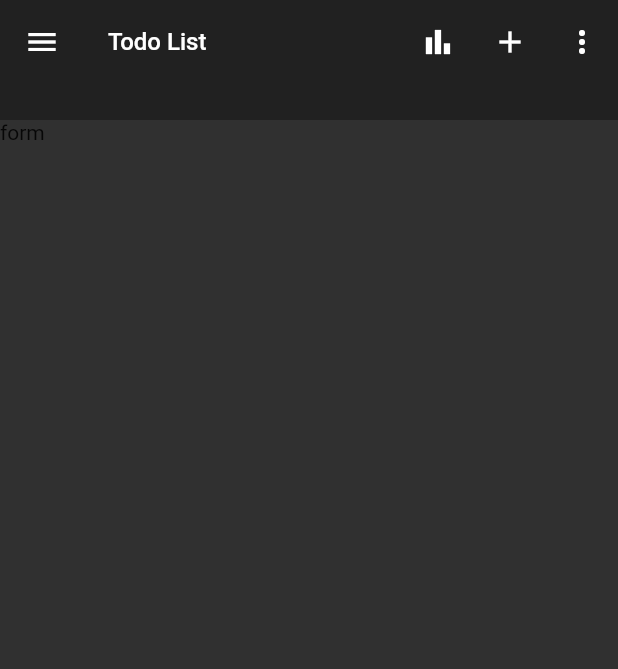
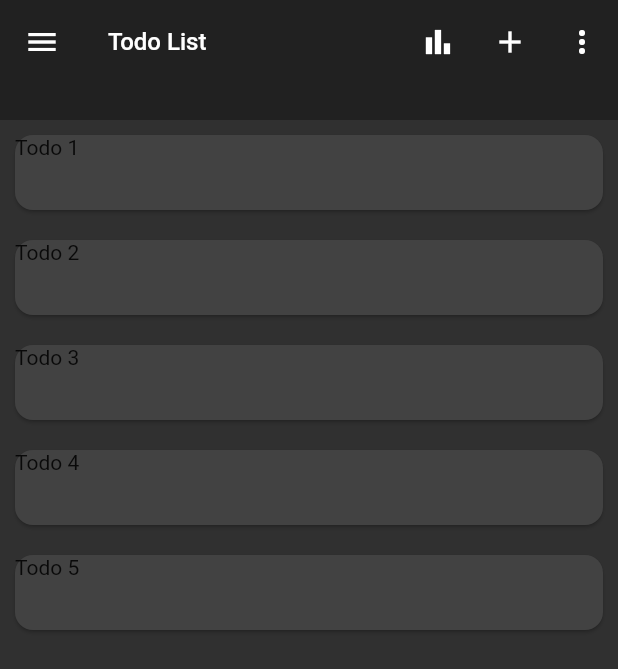
Before and after one commit to chingalo-family/flutter-todo-app, a Flutter app: the screen it shows after launch, on a phone screen of 412 x 824 dp. Shown: the top 669 px of the screen. Run offline on Flutter 3.47's test engine with Material 2 defaults, Android fonts, the phone set to English and light mode, and no system bars; our stand-ins replace flutter_svg, fluttertoast, geolocator, google_fonts, shared_preferences, sqflite; missing offline and left inert: get_version; accounts and stored records are empty.

Commit message:
feat: support for home page todo components

```diff
--- a/lib/app_state/todo_state.dart
+++ b/lib/app_state/todo_state.dart
@@ -1,7 +1,6 @@
 import 'package:flutter/foundation.dart';
 import 'package:todo_app/core/offline-db/todo_provider.dart';
 import 'package:todo_app/core/offline-db/todo_task_provider.dart';
-import 'package:todo_app/core/utils/app_util.dart';
 import 'package:todo_app/models/todo.dart';
 import 'package:todo_app/models/todo_task.dart';
 
@@ -19,8 +18,7 @@ class TodoState with ChangeNotifier {
   int get todoCount => _todoList.toList().length;
 
   Todo get currentTodo =>
-      _currentTodo ??
-      new Todo(id: AppUtil.getUid(), title: '', description: '');
+      _currentTodo ?? new Todo(assignedTo: '', title: '', description: '');
 
   // actions on reducers
   void initiateTodoList() async {
--- a/lib/models/todo.dart
+++ b/lib/models/todo.dart
@@ -1,3 +1,5 @@
+import 'package:flutter/cupertino.dart';
+import 'package:todo_app/core/utils/app_util.dart';
 import 'package:todo_app/models/todo_task.dart';
 
 class Todo {
@@ -16,18 +18,19 @@ class Todo {
   List<TodoTask> tasks;
 
   Todo({
-    this.id,
-    this.title,
-    this.description,
+    @required this.title,
+    @required this.description,
     this.createdOn,
-    this.assignedTo,
+    @required this.assignedTo,
     this.completedBy,
     this.completedOn,
     this.createdBy,
-    this.isCompleted,
+    this.isCompleted = false,
     this.dueDate,
     this.groupId,
   }) {
+    this.id = AppUtil.getUid();
+    this.groupId = this.groupId ?? "";
     this.tasks = [];
     this.isCompleted = this.isCompleted ?? false;
   }
--- /dev/null
+++ b/lib/modules/todo/components/todo_list.dart
@@ -0,0 +1,27 @@
+import 'package:flutter/material.dart';
+import 'package:todo_app/core/components/material_card.dart';
+import 'package:todo_app/models/todo.dart';
+
+class TodoList extends StatelessWidget {
+  const TodoList({
+    Key key,
+    @required this.todo,
+  }) : super(key: key);
+
+  final Todo todo;
+  @override
+  Widget build(BuildContext context) {
+    return Container(
+      margin: EdgeInsets.symmetric(
+        vertical: 10.0,
+      ),
+      child: MaterialCard(
+        body: Container(
+          width: double.infinity,
+          height: 50.0,
+          child: Text(todo.title),
+        ),
+      ),
+    );
+  }
+}
--- /dev/null
+++ b/lib/modules/todo/components/todo_list_container.dart
@@ -0,0 +1,35 @@
+import 'package:flutter/material.dart';
+import 'package:todo_app/models/todo.dart';
+import 'package:todo_app/modules/todo/components/todo_list.dart';
+
+class TodoListContainer extends StatelessWidget {
+  const TodoListContainer({
+    Key key,
+  }) : super(key: key);
+
+  @override
+  Widget build(BuildContext context) {
+    List<Todo> todos = [
+      Todo(title: "Todo 1", description: "Todo 1 description", assignedTo: ""),
+      Todo(title: "Todo 2", description: "Todo 2 description", assignedTo: ""),
+      Todo(title: "Todo 3", description: "Todo 3 description", assignedTo: ""),
+      Todo(title: "Todo 4", description: "Todo 4 description", assignedTo: ""),
+      Todo(title: "Todo 5", description: "Todo 5 description", assignedTo: ""),
+    ];
+
+    return Container(
+      margin: EdgeInsets.symmetric(
+        horizontal: 10.0,
+      ),
+      child: Column(
+        children: todos
+            .map(
+              (Todo todo) => TodoList(
+                todo: todo,
+              ),
+            )
+            .toList(),
+      ),
+    );
+  }
+}
--- a/lib/modules/todo/pages/todo_home/todo_home.dart
+++ b/lib/modules/todo/pages/todo_home/todo_home.dart
@@ -2,6 +2,7 @@ import 'package:flutter/material.dart';
 import 'package:todo_app/core/components/app_bar_container.dart';
 import 'package:todo_app/core/components/app_drawer_container.dart';
 import 'package:todo_app/core/contants/app_contant.dart';
+import 'package:todo_app/modules/todo/components/todo_list_container.dart';
 
 class TodoHome extends StatefulWidget {
   TodoHome({Key key}) : super(key: key);
@@ -12,11 +13,11 @@ class TodoHome extends StatefulWidget {
 
 class _TodoHomeState extends State<TodoHome> {
   onAddTodo(BuildContext context) {
-    print("onOpenTodoListChartSummary");
+    print("on add todo in list");
   }
 
   onOpenTodoListChartSummary(BuildContext context) {
-    print("onOpenTodoListChartSummary");
+    print("on opening todo list chart");
   }
 
   @override
@@ -35,7 +36,7 @@ class _TodoHomeState extends State<TodoHome> {
             onOpenChart: () => onOpenTodoListChartSummary(context),
           ),
         ),
-        body: Container(child: Text('form')),
+        body: TodoListContainer(),
       ),
     );
   }
```
